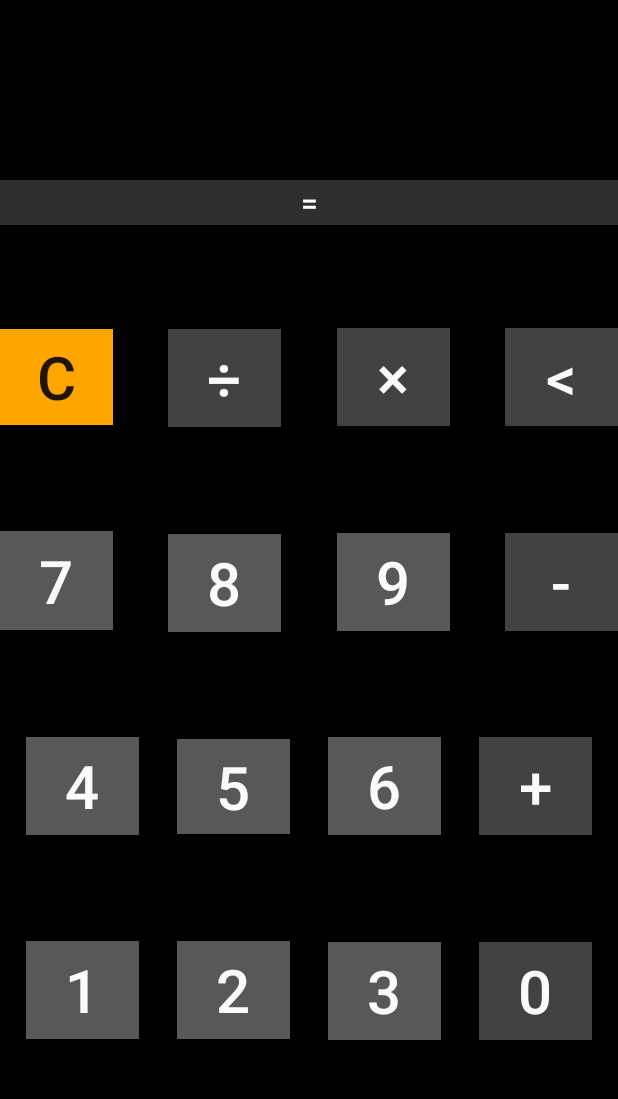
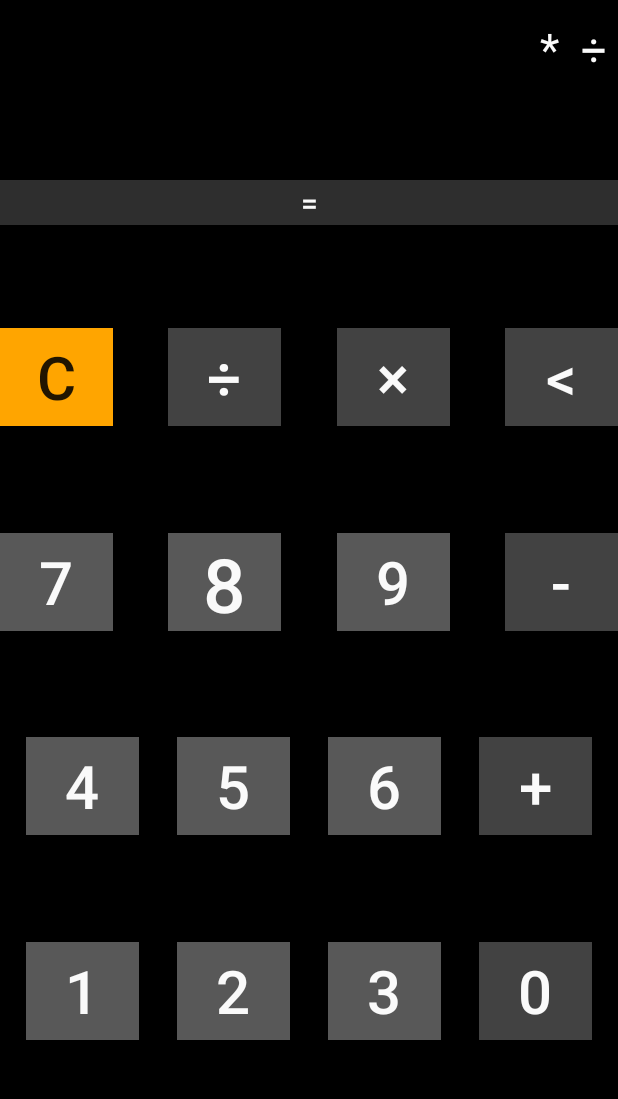
Before and after one commit to 0verIords/Android_Project, an Android app: the screen it shows after launch (MainActivity), after a tap on an icon or button, on a phone screen of 412 x 824 dp, the part 84-1183 px from its top. Run offline under Robolectric (Android 15) with nearby library versions, the phone set to English and light mode, and no system bars; 1 statement that could not run was skipped; 3 other taps on this screen came first.

Commit message:
Баг фикс кол-во чисел

```diff
--- a/app/src/main/res/layout/activity_main.xml
+++ b/app/src/main/res/layout/activity_main.xml
@@ -81,7 +81,7 @@
     <Button
         android:id="@+id/button15"
         android:layout_width="75dp"
-        android:layout_height="63dp"
+        android:layout_height="65dp"
         android:layout_marginStart="4dp"
         android:layout_marginLeft="4dp"
         android:layout_marginTop="2dp"
@@ -100,7 +100,7 @@
     <Button
         android:id="@+id/button14"
         android:layout_width="75dp"
-        android:layout_height="64dp"
+        android:layout_height="65dp"
         android:layout_marginTop="2dp"
         android:layout_marginEnd="4dp"
         android:layout_marginRight="4dp"
@@ -144,7 +144,7 @@
         android:layout_marginRight="4dp"
         android:layout_marginBottom="2dp"
         android:text="8"
-        android:textSize="40dp"
+        android:textSize="50dp"
         android:textColor="#fafafa"
         android:background="#585858"
         app:layout_constraintBottom_toTopOf="@+id/button15"
@@ -208,7 +208,7 @@
     <Button
         android:id="@+id/button9"
         android:layout_width="75dp"
-        android:layout_height="66dp"
+        android:layout_height="65dp"
         android:layout_marginTop="2dp"
         android:layout_marginEnd="4dp"
         android:layout_marginRight="4dp"
@@ -305,7 +305,7 @@
         android:gravity="right"
         android:text=""
         android:textColor="#fafafa"
-        android:textSize="40dp"
+        android:textSize="30dp"
         app:layout_constraintEnd_toEndOf="parent"
         app:layout_constraintTop_toTopOf="parent" />
 
@@ -313,7 +313,7 @@
         android:id="@+id/textView2"
         android:layout_width="match_parent"
         android:layout_height="wrap_content"
-        android:layout_marginTop="68dp"
+        android:layout_marginTop="52dp"
         android:gravity="right"
         android:text=""
         android:textColor="#fafafa"
```
Also changed, not shown: app/src/main/java/com/example/myprojectandroid/MainActivity.java (+51 -14 lines).
